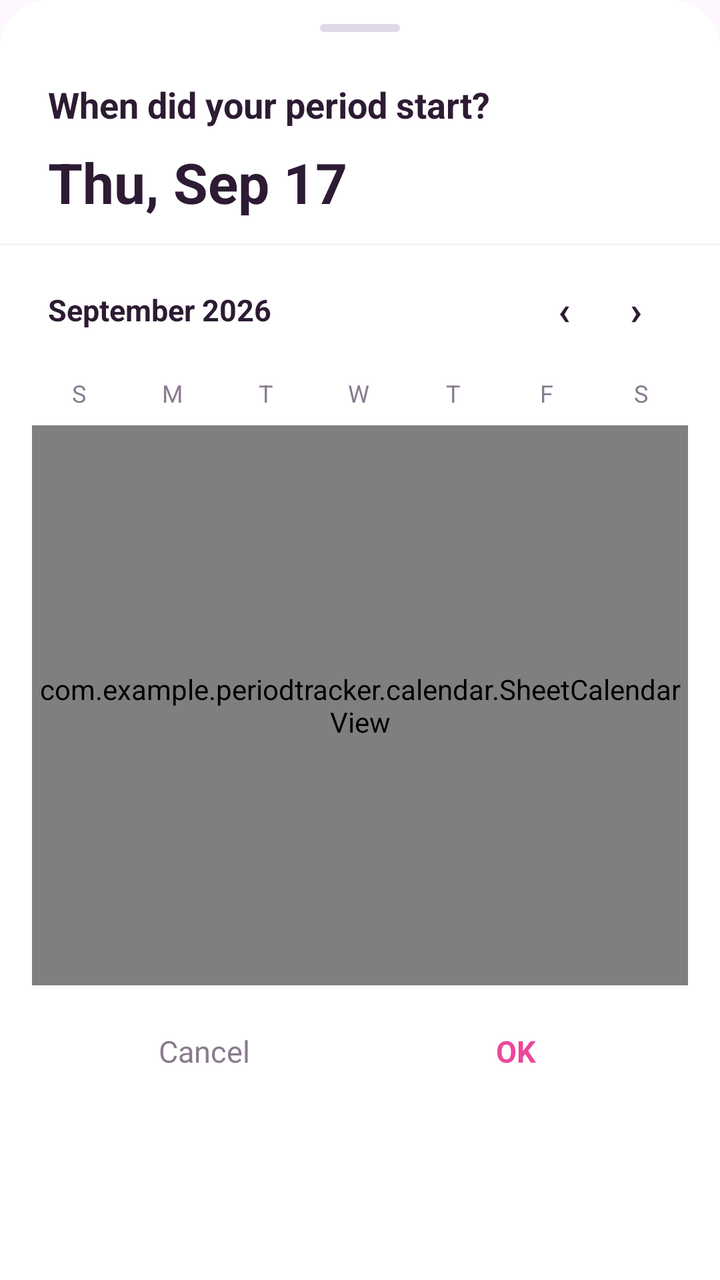
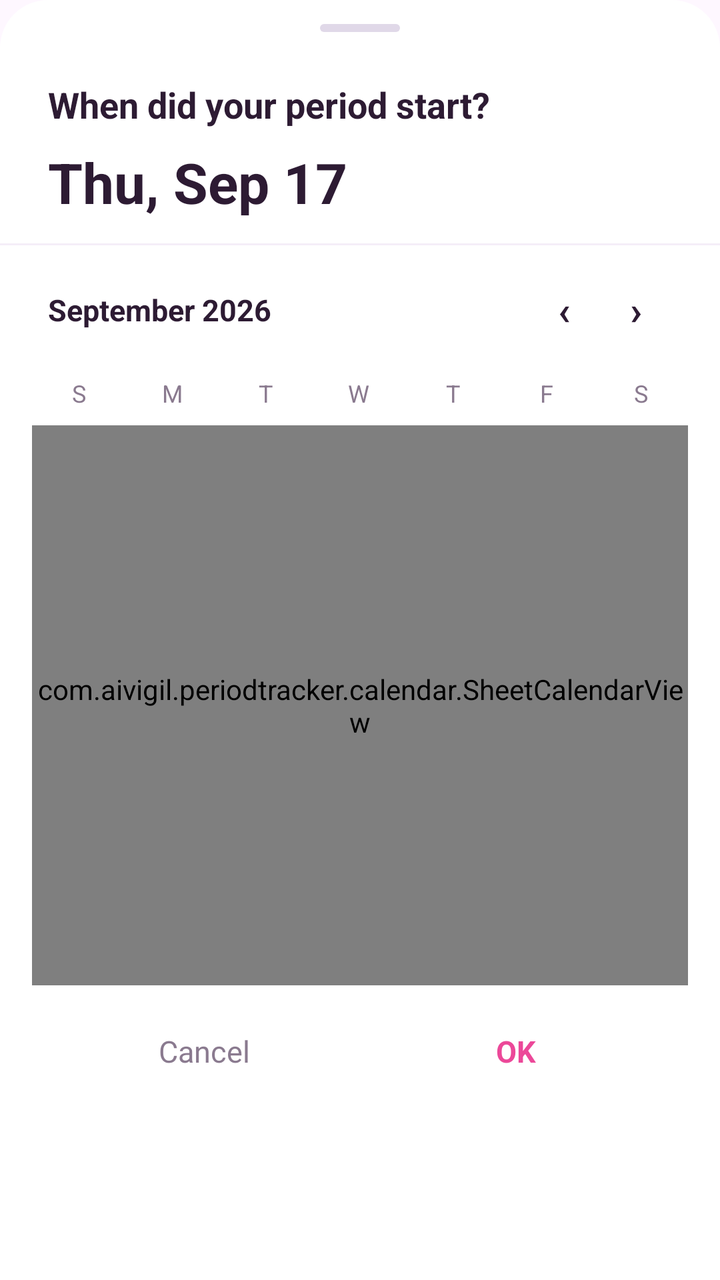

Before-and-after screenshots of an Android layout around one commit, followed by the original layout XML and the change that was made.
<!-- AndroidManifest.xml: application theme Theme.PeriodTracker -->
<!-- res/layout/bottom_sheet_last_period.xml -->
<?xml version="1.0" encoding="utf-8"?>
<LinearLayout
    xmlns:android="http://schemas.android.com/apk/res/android"
    xmlns:app="http://schemas.android.com/apk/res-auto"
    android:layout_width="match_parent"
    android:layout_height="wrap_content"
    android:orientation="vertical"
    android:background="@drawable/bottom_sheet_bg"
    android:paddingBottom="32dp">

    
    <View
        android:layout_width="40dp"
        android:layout_height="4dp"
        android:layout_gravity="center_horizontal"
        android:layout_marginTop="12dp"
        android:background="@drawable/sheet_handle" />

    
    <TextView
        android:layout_width="wrap_content"
        android:layout_height="wrap_content"
        android:layout_marginStart="24dp"
        android:layout_marginTop="24dp"
        android:text="When did your period start?"
        android:textSize="18sp"
        android:textStyle="bold"
        android:textColor="#2D1B33" />

    
    <androidx.constraintlayout.widget.ConstraintLayout
        android:layout_width="match_parent"
        android:layout_height="wrap_content"
        android:layout_marginHorizontal="24dp"
        android:layout_marginTop="8dp">

        <TextView
            android:id="@+id/tvSelectedPeriodDate"
            android:layout_width="0dp"
            android:layout_height="wrap_content"
            android:text="Thu, Sep 17"
            android:textSize="28sp"
            android:textStyle="bold"
            android:textColor="#2D1B33"
            app:layout_constraintStart_toStartOf="parent"
            app:layout_constraintTop_toTopOf="parent"
            app:layout_constraintBottom_toBottomOf="parent" />



    </androidx.constraintlayout.widget.ConstraintLayout>

    <View
        android:layout_width="match_parent"
        android:layout_height="1dp"
        android:background="#F5EEF8"
        android:layout_marginTop="12dp" />

    
    <androidx.constraintlayout.widget.ConstraintLayout
        android:layout_width="match_parent"
        android:layout_height="wrap_content"
        android:paddingHorizontal="24dp"
        android:paddingTop="14dp"
        android:paddingBottom="8dp">

        <TextView
            android:id="@+id/tvCalSheetMonthYear"
            android:layout_width="wrap_content"
            android:layout_height="wrap_content"
            android:text="September 2026"
            android:textSize="15sp"
            android:textStyle="bold"
            android:textColor="#2D1B33"

            android:drawablePadding="4dp"
            app:layout_constraintStart_toStartOf="parent"
            app:layout_constraintTop_toTopOf="parent"
            app:layout_constraintBottom_toBottomOf="parent" />

        <LinearLayout
            android:layout_width="wrap_content"
            android:layout_height="wrap_content"
            android:orientation="horizontal"
            app:layout_constraintEnd_toEndOf="parent"
            app:layout_constraintTop_toTopOf="parent"
            app:layout_constraintBottom_toBottomOf="parent">

            <TextView
                android:id="@+id/btnCalSheetPrev"
                android:layout_width="36dp"
                android:layout_height="36dp"
                android:gravity="center"
                android:text="‹"
                android:textSize="20sp"
                android:textStyle="bold"
                android:textColor="#2D1B33" />

            <TextView
                android:id="@+id/btnCalSheetNext"
                android:layout_width="36dp"
                android:layout_height="36dp"
                android:gravity="center"
                android:text="›"
                android:textSize="20sp"
                android:textStyle="bold"
                android:textColor="#2D1B33" />

        </LinearLayout>

    </androidx.constraintlayout.widget.ConstraintLayout>

    
    <LinearLayout
        android:layout_width="match_parent"
        android:layout_height="wrap_content"
        android:orientation="horizontal"
        android:paddingHorizontal="16dp">

        <TextView android:layout_width="0dp" android:layout_height="32dp"
            android:layout_weight="1" android:gravity="center"
            android:text="S" android:textSize="12sp" android:textColor="#8A7A8F" />
        <TextView android:layout_width="0dp" android:layout_height="32dp"
            android:layout_weight="1" android:gravity="center"
            android:text="M" android:textSize="12sp" android:textColor="#8A7A8F" />
        <TextView android:layout_width="0dp" android:layout_height="32dp"
            android:layout_weight="1" android:gravity="center"
            android:text="T" android:textSize="12sp" android:textColor="#8A7A8F" />
        <TextView android:layout_width="0dp" android:layout_height="32dp"
            android:layout_weight="1" android:gravity="center"
            android:text="W" android:textSize="12sp" android:textColor="#8A7A8F" />
        <TextView android:layout_width="0dp" android:layout_height="32dp"
            android:layout_weight="1" android:gravity="center"
            android:text="T" android:textSize="12sp" android:textColor="#8A7A8F" />
        <TextView android:layout_width="0dp" android:layout_height="32dp"
            android:layout_weight="1" android:gravity="center"
            android:text="F" android:textSize="12sp" android:textColor="#8A7A8F" />
        <TextView android:layout_width="0dp" android:layout_height="32dp"
            android:layout_weight="1" android:gravity="center"
            android:text="S" android:textSize="12sp" android:textColor="#8A7A8F" />
    </LinearLayout>

    
    <com.example.periodtracker.calendar.SheetCalendarView
        android:id="@+id/sheetCalendarView"
        android:layout_width="match_parent"
        android:layout_height="280dp"
        android:layout_marginHorizontal="16dp" />

    
    <LinearLayout
        android:layout_width="match_parent"
        android:layout_height="wrap_content"
        android:orientation="horizontal"
        android:layout_marginTop="8dp"
        android:paddingHorizontal="24dp">

        <TextView
            android:id="@+id/btnPeriodDateCancel"
            android:layout_width="0dp"
            android:layout_height="50dp"
            android:layout_weight="1"
            android:gravity="center"
            android:text="Cancel"
            android:textSize="15sp"
            android:textColor="#8A7A8F" />

        <TextView
            android:id="@+id/btnPeriodDateOk"
            android:layout_width="0dp"
            android:layout_height="50dp"
            android:layout_weight="1"
            android:gravity="center"
            android:text="OK"
            android:textSize="15sp"
            android:textStyle="bold"
            android:textColor="#EC4899" />

    </LinearLayout>

</LinearLayout>
<!-- resources referenced by this layout -->
<resources>
  <!-- drawable bottom_sheet_bg (drawable) -->
  <?xml version="1.0" encoding="utf-8"?>
  <shape xmlns:android="http://schemas.android.com/apk/res/android"
      android:shape="rectangle">
      <solid android:color="#FFFFFF" />
      <corners
          android:topLeftRadius="24dp"
          android:topRightRadius="24dp" />
  </shape>
  <!-- drawable sheet_handle (drawable) -->
  <?xml version="1.0" encoding="utf-8"?>
  <shape xmlns:android="http://schemas.android.com/apk/res/android"
      android:shape="rectangle">
      <solid android:color="#E0D8E8" />
      <corners android:radius="4dp" />
  </shape>
  <style name="Theme.PeriodTracker" parent="Base.Theme.PeriodTracker" />
  <style name="Base.Theme.PeriodTracker" parent="Theme.Material3.DayNight.NoActionBar">
          
          <item name="android:windowTranslucentStatus">false</item>
          <item name="android:windowTranslucentNavigation">false</item>
      </style>
</resources>

<!-- the commit's change to res/layout/bottom_sheet_last_period.xml (unified diff, before → after) -->
@@ -1,4 +1,4 @@
-<?xml version="1.0" encoding="utf-8"?>
+﻿<?xml version="1.0" encoding="utf-8"?>
 <LinearLayout
     xmlns:android="http://schemas.android.com/apk/res/android"
     xmlns:app="http://schemas.android.com/apk/res-auto"
@@ -141,7 +141,7 @@
     </LinearLayout>
 
     
-    <com.example.periodtracker.calendar.SheetCalendarView
+    <com.aivigil.periodtracker.calendar.SheetCalendarView
         android:id="@+id/sheetCalendarView"
         android:layout_width="match_parent"
         android:layout_height="280dp"
